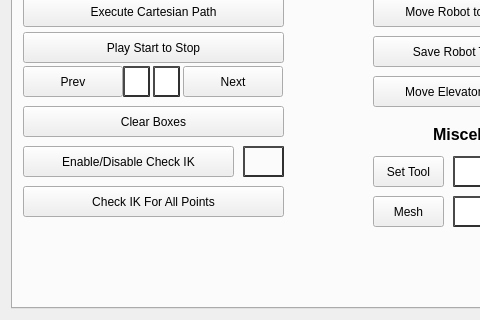
Before: the Qt Designer form moveit_cartesian_plan_plugin/src/widgets/path_planning_widget.ui in peanut-robotics/fermi, drawn with Qt 5; both pictures show x 0 to 480 and y 409 to 729 of the 661 by 729 pixel window.
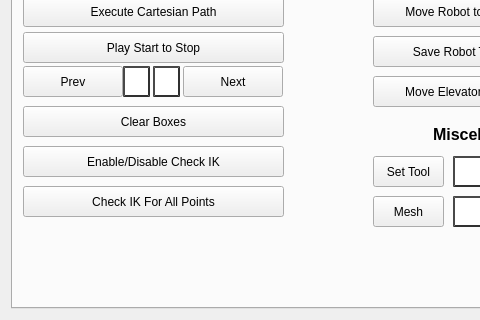
After: the same form once the commit is applied.

Commit message: Remove Ik label

Diff of the .ui file:
```diff
--- a/moveit_cartesian_plan_plugin/src/widgets/path_planning_widget.ui
+++ b/moveit_cartesian_plan_plugin/src/widgets/path_planning_widget.ui
@@ -708,7 +708,7 @@
         <rect>
          <x>10</x>
          <y>490</y>
-         <width>211</width>
+         <width>261</width>
          <height>31</height>
         </rect>
        </property>
@@ -930,24 +930,6 @@
         <string>Check IK For All Points</string>
        </property>
       </widget>
-      <widget class="QLabel" name="ik_enable_lbk">
-       <property name="geometry">
-        <rect>
-         <x>230</x>
-         <y>490</y>
-         <width>41</width>
-         <height>31</height>
-        </rect>
-       </property>
-       <property name="styleSheet">
-        <string notr="true">border-style: outset;
-															border-width: 2px;
-															border-color :rgb(48, 48, 48)</string>
-       </property>
-       <property name="text">
-        <string/>
-       </property>
-      </widget>
      </widget>
      <widget class="QWidget" name="tab_3">
       <attribute name="title">
```
